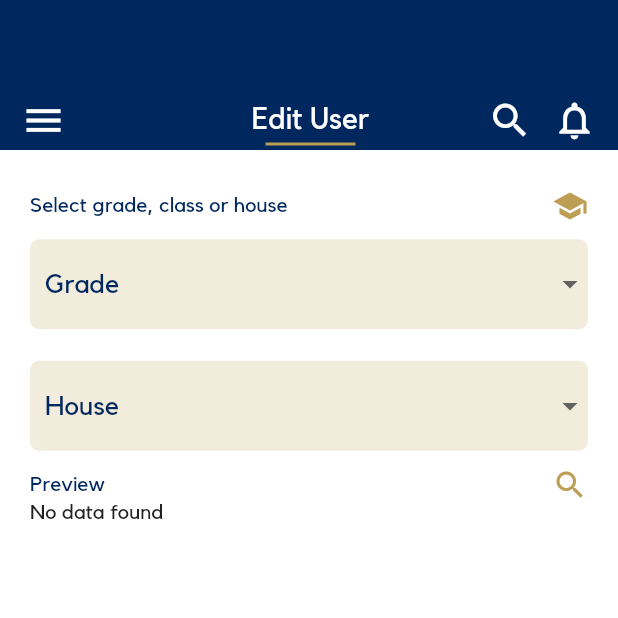
After one commit to Shnifel/Reddam-App, a Flutter app: the TeacherHoursSummaryPage screen opened directly, on a phone screen of 412 x 824 dp, the top half of it. The commit adds this screen. Run offline on Flutter 3.47's test engine with Material 2 defaults, Android fonts, the phone set to English and light mode, and no system bars; our stand-ins replace carousel_slider, cloud_firestore, device_preview, firebase_auth, firebase_core, firebase_messaging and 10 more; missing offline and left inert: dart:ffi, excel, flutter_filter_dialog, primer_progress_bar, syncfusion_flutter_core; accounts and stored records are empty.

Commit message:
Export all data and accept/reject

```diff
--- a/lib/services/teacher_firestore.dart
+++ b/lib/services/teacher_firestore.dart
@@ -61,7 +61,9 @@ class TeacherFirestoreService {
 
   Future<Map<String, Map<String, dynamic>>> aggregateHours(
       {Map<String, Object?> filters = const {},
-      List<String> users = const []}) async {
+      List<String> users = const [],
+      bool splitTimeCollection = false,
+      bool formatAsString = false}) async {
     Query<Object?> query = hoursCollection;
 
     filters.forEach((key, value) => query = query.where(key, isEqualTo: value));
@@ -69,10 +71,16 @@ class TeacherFirestoreService {
 
     QuerySnapshot querySnapshot = await query.get();
 
-    Map<String, Map<String, double>> aggregatedHours = {};
+    Map<String, Map<String, dynamic>> aggregatedHours = {};
 
     for (var user in users) {
-      Map<String, double> hours = {'Active': 0, 'Passive': 0};
+      Map<String, double> hours;
+      if (splitTimeCollection) {
+        hours = {'Active Time': 0, 'Active Collection': 0, 'Passive': 0};
+      } else {
+        hours = {'Active': 0, 'Passive': 0};
+      }
+
       aggregatedHours[user] = hours;
     }
 
@@ -80,9 +88,34 @@ class TeacherFirestoreService {
       Map<String, dynamic> data = doc.data() as Map<String, dynamic>;
       String uid = data['uid'];
       String hours_type = data['hours_type'];
+      if (hours_type == "Active" && splitTimeCollection) {
+        // ignore: prefer_interpolation_to_compose_strings
+        hours_type += " " + data['activity'];
+      }
       aggregatedHours[uid]![hours_type] =
           aggregatedHours[uid]![hours_type]! + data['amount'];
     });
+
+    for (var user in users) {
+      if (splitTimeCollection) {
+        aggregatedHours[user]!['Total'] =
+            aggregatedHours[user]!['Active Time']! +
+                aggregatedHours[user]!['Active Collection']! +
+                aggregatedHours[user]!['Passive']!;
+      } else {
+        aggregatedHours[user]!['Total'] = aggregatedHours[user]!['Active']! +
+            aggregatedHours[user]!['Passive']!;
+      }
+
+      if (formatAsString) {
+        Map<String, dynamic> stringFormatted = {};
+        for (var key in aggregatedHours[user]!.keys) {
+          stringFormatted[key] =
+              (aggregatedHours[user]![key] as double).toString();
+        }
+        aggregatedHours[user] = stringFormatted;
+      }
+    }
 
     return aggregatedHours;
   }
@@ -163,16 +196,18 @@ class TeacherFirestoreService {
 
   // Approve/reject hours for students
   Future<void> validateHours(String hoursID, String uid, bool accepted,
-      {String? rejectionMessage = null}) async {
+      {bool sendNotification = false, String? rejectionMessage = null}) async {
     await hoursCollection.doc(hoursID).update({
       "validated": true,
       "accepted": accepted,
       "rejection_message": rejectionMessage
     });
 
-    NotificationServices.sendNotification(
-        uid, "Hours approval status updated", "",
-        id: hoursID, notificationType: "HOURS");
+    if (sendNotification) {
+      NotificationServices.sendNotification(
+          uid, "Hours approval status updated", "",
+          id: hoursID, notificationType: "HOURS");
+    }
   }
 
   // Log hours in a batch for a list of students
--- a/lib/views/teacherEditUser/teacher_edit_user_panel.dart
+++ b/lib/views/teacherEditUser/teacher_edit_user_panel.dart
@@ -11,9 +11,7 @@ class _TeacherEditUsersPanelPageState extends State<TeacherEditUsersPanelPage> {
   @override
   Widget build(BuildContext context) {
     return Scaffold(
-      appBar: AppBar(
-        backgroundColor: Colors.amber,
-      ),
+      backgroundColor: Colors.white,
     );
   }
 }
--- /dev/null
+++ b/lib/views/teacherHoursSummary/data_summary.dart
@@ -0,0 +1,70 @@
+import 'package:cce_project/styles.dart';
+import 'package:flutter/foundation.dart';
+import 'package:flutter/material.dart';
+
+class DataSummaryTable extends StatefulWidget {
+  final List<Map<String, dynamic>> data;
+
+  const DataSummaryTable(this.data, {super.key});
+
+  @override
+  State<DataSummaryTable> createState() => _DataSummaryTableState();
+}
+
+class _DataSummaryTableState extends State<DataSummaryTable> {
+  final TextStyle labelStyle =
+      const TextStyle(color: secondaryColour, fontSize: 12);
+  final TextStyle valueStyle = const TextStyle(
+      color: primaryColour, fontWeight: FontWeight.bold, fontSize: 12);
+  @override
+  Widget build(BuildContext context) {
+    if (widget.data.isEmpty) {
+      return const Text("No data found");
+    } else {
+      List<String> fields = widget.data[0].keys.toList();
+
+      return SingleChildScrollView(
+          scrollDirection: Axis.horizontal,
+          child: SingleChildScrollView(
+              scrollDirection: Axis.vertical,
+              child: Container(
+                  alignment: Alignment.topLeft,
+                  child: Column(
+                      crossAxisAlignment: CrossAxisAlignment.start,
+                      children: [
+                        DataTable(
+                            border: TableBorder(
+                              horizontalInside:
+                                  BorderSide(color: Colors.black, width: 0.7),
+                              borderRadius: BorderRadius.circular(10),
+                              bottom:
+                                  BorderSide(color: Colors.black, width: 0.7),
+                              top: BorderSide(color: Colors.black, width: 0.7),
+                              left: BorderSide(color: Colors.black, width: 0.7),
+                              right:
+                                  BorderSide(color: Colors.black, width: 0.7),
+                            ),
+                            columns: fields
+                                .map(
+                                  (field) => DataColumn(
+                                      label: Text(
+                                    field,
+                                    style: labelStyle,
+                                  )),
+                                )
+                                .toList(),
+                            rows: widget.data
+                                .map(
+                                  (row) => DataRow(
+                                      cells: fields
+                                          .map(
+                                            (field) => DataCell(Text(row[field],
+                                                style: valueStyle)),
+                                          )
+                                          .toList()),
+                                )
+                                .toList()),
+                      ]))));
+    }
+  }
+}
--- /dev/null
+++ b/lib/views/teacherHoursSummary/teacher_hours_summary_page.dart
@@ -0,0 +1,73 @@
+import 'package:cce_project/arguments/user_info_arguments.dart';
+import 'package:cce_project/views/responsive_layout.dart';
+import 'package:cce_project/services/firestore.dart';
+import 'package:cce_project/styles.dart';
+import 'package:cce_project/views/components/side_menu.dart';
+import 'package:cce_project/views/teacherHoursSummary/teacher_hours_summary_panel.dart';
+import 'package:cce_project/widgets/app_bar_widget.dart';
+import 'package:cloud_firestore/cloud_firestore.dart';
+import 'package:flutter/material.dart';
+import 'package:primer_progress_bar/primer_progress_bar.dart';
+import 'package:cce_project/panel_center/panel_center_page.dart';
+import 'package:cce_project/panel_left/panel_left_page.dart';
+import 'package:cce_project/panel_right/panel_right_page.dart';
+import 'package:cce_project/views/teacherEditUser/teacher_edit_user_panel.dart';
+
+class TeacherHoursSummaryPage extends StatefulWidget {
+  const TeacherHoursSummaryPage({super.key});
+
+  @override
+  _TeacherEdit createState() => _TeacherEdit();
+}
+
+class _TeacherEdit extends State<TeacherHoursSummaryPage> {
+  @override
+  Widget build(BuildContext context) {
+    return Scaffold(
+      appBar: PreferredSize(
+          preferredSize: Size(double.infinity, 100),
+          child: (ResponsiveLayout.isTinyLimit(context) ||
+                  ResponsiveLayout.isTinyHeightLimit(context))
+              ? Container()
+              : AppBarWidget(6)),
+      body: ResponsiveLayout(
+        tiny: Container(),
+        phone: TeacherHoursSummaryPanelPage(),
+        tablet: Row(
+          children: [
+            Expanded(
+              child: PanelLeftPage(),
+            ),
+            Expanded(
+              child: TeacherHoursSummaryPanelPage(),
+            ),
+          ],
+        ),
+        largeTablet: Row(
+          children: [
+            Expanded(
+              child: PanelLeftPage(),
+            ),
+            Expanded(
+              child: TeacherHoursSummaryPanelPage(),
+            ),
+            Expanded(child: PanelRightPage()),
+          ],
+        ),
+        computer: Row(
+          children: [
+            Expanded(
+              child: PanelLeftPage(),
+            ),
+            Expanded(
+              child: TeacherHoursSummaryPanelPage(),
+            ),
+            Expanded(child: PanelRightPage()),
+          ],
+        ),
+      ),
+      drawer: const SideMenu(),
+      backgroundColor: primaryColour.withOpacity(0.9),
+    );
+  }
+}
--- /dev/null
+++ b/lib/views/teacherHoursSummary/teacher_hours_summary_panel.dart
@@ -0,0 +1,297 @@
+import 'dart:io';
+
+import 'package:cce_project/helpers/dropdown_helpers.dart';
+import 'package:cce_project/services/data_export.dart';
+import 'package:cce_project/services/teacher_firestore.dart';
+import 'package:cce_project/styles.dart';
+import 'package:cce_project/views/teacherHoursSummary/data_summary.dart';
+import 'package:flutter/material.dart';
+import 'package:path_provider/path_provider.dart';
+
+class TeacherHoursSummaryPanelPage extends StatefulWidget {
+  @override
+  _TeacherHoursSummaryPanelPageState createState() =>
+      _TeacherHoursSummaryPanelPageState();
+}
+
+class _TeacherHoursSummaryPanelPageState
+    extends State<TeacherHoursSummaryPanelPage> {
+  TeacherFirestoreService firestoreService = TeacherFirestoreService();
+  List<Map<String, dynamic>> studentList = [];
+  Map<String, Map<String, dynamic>> aggregatedHours = {};
+  List<Map<String, dynamic>> displayData = [];
+  bool _dataLoading = false;
+  bool _fileDownloading = false;
+  String? _grade;
+  String? _class;
+  String? _house;
+
+  Future<void> loadData() async {
+    setState(() {
+      _dataLoading = true;
+    });
+
+    // No grade selected - return
+    if (_grade == null && _house == null) {
+      setState(() {
+        _dataLoading = false;
+      });
+      return;
+    }
+
+    // Apply all filters for retrieving data
+    Map<String, Object?> filters = {};
+
+    filters['grade'] = _grade;
+    if (_class != null) {
+      filters['class'] = _class;
+    }
+    if (_house != null) {
+      filters['house'] = _house;
+    }
+
+    // Load data
+    await TeacherFirestoreService()
+        .getStudents(filters: filters)
+        .then((data) => setState(
+              () {
+                studentList = data;
+                List<String> users =
+                    studentList.map((e) => e['id'] as String).toList();
+                Map<String, Map<String, dynamic>> aggregatedHours;
+                firestoreService
+                    .aggregateHours(
+                        users: users,
+                        splitTimeCollection: true,
+                        formatAsString: true)
+                    .then((value) {
+                  setState(() {
+                    aggregatedHours = value;
+                    displayData = studentList
+                        .map((student) => {
+                              'Last name': student['lastName'],
+                              'First name': student['firstName'],
+                              'Grade': student['grade'] + student['class'],
+                              'House': student['house'],
+                              ...aggregatedHours[student['id']]!,
+                            })
+                        .toList();
+                    _dataLoading = false;
+                  });
+                });
+              },
+            ));
+  }
+
+  @override
+  void initState() {
+    super.initState();
+  }
+
+  @override
+  Widget build(BuildContext context) {
+    return Scaffold(
+        backgroundColor: Colors.white,
+        body: Padding(
+            padding: const EdgeInsets.only(right: 20, left: 20, top: 25),
+            child: ListView(children: [
+              Row(
+                mainAxisAlignment: MainAxisAlignment.spaceBetween,
+                children: <Widget>[
+                  Expanded(
+                      flex: 0,
+                      child: Text('Select grade, class or house',
+                          style: loginPageText.copyWith(
+                              fontSize: 14, color: primaryColour))),
+                  Container(
+                    child: const Icon(
+                      Icons.school,
+                      color: secondaryColour,
+                    ),
+                  )
+                ],
+              ),
+              Row(children: [
+                Flexible(
+                    child: Container(
+                        margin: const EdgeInsets.only(top: 10.5, bottom: 10.5),
+                        alignment: Alignment.centerLeft,
+                        decoration: BoxDecoration(
+                          color: secondaryColour.withOpacity(0.2),
+                          borderRadius: BorderRadius.circular(6),
+                        ),
+                        height: 60,
+                        child: Material(
+                          color: Colors.transparent,
+                          child: DropdownButtonFormField(
+                            value: _grade,
+                            items: DropdownListHelper.grades,
+                            onChanged: (value) async {
+                              setState(() {
+                                _grade = value;
+                                _class = null;
+                              });
+                              await loadData();
+                            },
+                            validator: (value) {
+                              if (value == null) {
+                                return "Please enter the grade";
+                              }
+
+                              return null;
+                            },
+                            decoration: const InputDecoration(
+                                border: InputBorder.none,
+                                contentPadding: EdgeInsets.symmetric(
+                                    vertical: 10, horizontal: 10),
+                                labelText: "Grade",
+                                labelStyle: loginPageText),
+                          ),
+                        ))),
+                if (_grade != null)
+                  Flexible(
+                      child: Container(
+                          margin: const EdgeInsets.only(
+                              top: 10.5, bottom: 10.5, left: 10.5),
+                          alignment: Alignment.centerLeft,
+                          decoration: BoxDecoration(
+                            color: secondaryColour.withOpacity(0.2),
+                            borderRadius: BorderRadius.circular(6),
+                          ),
+                          height: 60,
+                          child: Material(
+                            color: Colors.transparent,
+                            child: DropdownButtonFormField(
+                              value: _class,
+                              items: DropdownListHelper.classes,
+                              onChanged: (value) async {
+                                setState(() {
+                                  _class = value;
+                                });
+                                await loadData();
+                              },
+                              validator: (value) {
+                                return null;
+                              },
+                              decoration: const InputDecoration(
+                                  border: InputBorder.none,
+                                  contentPadding: EdgeInsets.symmetric(
+                                      vertical: 10, horizontal: 10),
+                                  labelText: "Class",
+                                  labelStyle: loginPageText),
+                            ),
+                          ))),
+              ]),
+              Container(
+                  margin: const EdgeInsets.only(top: 10.5, bottom: 10.5),
+                  alignment: Alignment.centerLeft,
+                  decoration: BoxDecoration(
+                    color: secondaryColour.withOpacity(0.2),
+                    borderRadius: BorderRadius.circular(6),
+                  ),
+                  height: 60,
+                  child: Material(
+                    color: Colors.transparent,
+                    child: DropdownButtonFormField(
+                      value: _house,
+                      items: DropdownListHelper.houses,
+                      onChanged: (value) async {
+                        setState(() {
+                          _house = value;
+                        });
+                        await loadData();
+                      },
+                      validator: (value) {
+                        return null;
+                      },
+                      decoration: const InputDecoration(
+                          border: InputBorder.none,
+                          contentPadding: EdgeInsets.symmetric(
+                              vertical: 10, horizontal: 10),
+                          labelText: "House",
+                          labelStyle: loginPageText),
+                    ),
+                  )),
+              if (displayData.isNotEmpty && !_dataLoading)
+                Container(
+                  height: 75,
+                  padding: const EdgeInsets.only(bottom: 20, top: 20),
+                  child: FilledButton(
+                      style: FilledButton.styleFrom(
+                        shape: RoundedRectangleBorder(
+                          borderRadius: BorderRadius.circular(
+                              0.0), // Adjust the radius here
+                        ),
+                        backgroundColor: Colors.white,
+                        side: const BorderSide(
+                          color: primaryColour,
+                          width: 0,
+                        ),
+                      ),
+                      onPressed: () async {
+                        String filePath =
+                            await DataExporter(displayData).writeExcel();
+
+                        final file = File(filePath);
+
+                        if (await file.exists()) {
+                          // Provide a way to download the file
+                          print(
+                              '${(await getDownloadsDirectory())!.path}/data.xlsx');
+                          await file.copy(
+                              '${(await getDownloadsDirectory())!.path}/data.xlsx');
+                          ScaffoldMessenger.of(context).showSnackBar(
+                            const SnackBar(
+                                content: Text('File downloaded successfully')),
+                          );
+                        } else {
+                          ScaffoldMessenger.of(context).showSnackBar(
+                            const SnackBar(
+                                content: Text('Error generating file')),
+                          );
+                        }
+                      },
+                      child: Row(
+                          mainAxisAlignment: MainAxisAlignment.start,
+                          children: [
+                            const Icon(Icons.download, color: Colors.black),
+                            Text('Export as Excel spreadsheet',
+                                style: loginPageText.copyWith(
+                                  fontSize: 15,
+                                  color: Colors.black,
+                                )),
+                            const SizedBox(
+                              width: 10,
+                            ),
+                          ])),
+                ),
+              Row(
+                mainAxisAlignment: MainAxisAlignment.spaceBetween,
+                children: <Widget>[
+                  Expanded(
+                      flex: 0,
+                      child: Text('Preview',
+                          style: loginPageText.copyWith(
+                              fontSize: 14, color: primaryColour))),
+                  Container(
+                    child: const Icon(
+                      Icons.search,
+                      color: secondaryColour,
+                    ),
+                  )
+                ],
+              ),
+              if (_dataLoading)
+                const Row(
+                  mainAxisAlignment: MainAxisAlignment.center,
+                  children: [
+                    CircularProgressIndicator(
+                      color: primaryColour,
+                    )
+                  ],
+                )
+              else
+                DataSummaryTable(displayData),
+            ])));
+  }
+}
--- a/lib/widgets/app_bar_widget.dart
+++ b/lib/widgets/app_bar_widget.dart
@@ -2,7 +2,18 @@ import 'package:cce_project/styles.dart';
 import 'package:cce_project/views/responsive_layout.dart';
 import 'package:flutter/material.dart';
 
-List<String> _buttonNames = ["Home", "Settings", "Notifications", "Statistics", "Timetable", "Log Hours", "Edit User", "Users", "Logout"];
+List<String> _buttonNames = [
+  "Home",
+  "Settings",
+  "Notifications",
+  "Statistics",
+  "Timetable",
+  "Log Hours",
+  "Edit User",
+  "Users",
+  "Hours summary",
+  "Logout"
+];
 int _currentSelectedButton2 = 0;
 
 class AppBarWidget extends StatefulWidget {
@@ -11,7 +22,8 @@ class AppBarWidget extends StatefulWidget {
   AppBarWidget(this._currentSelectedButton);
 
   @override
-  _AppBarWidgetState createState() => _AppBarWidgetState(_currentSelectedButton);
+  _AppBarWidgetState createState() =>
+      _AppBarWidgetState(_currentSelectedButton);
 }
 
 class _AppBarWidgetState extends State<AppBarWidget> {
@@ -118,10 +130,7 @@ class _AppBarWidgetState extends State<AppBarWidget> {
                 children: [
                   Text(
                     _buttonNames[_currentSelectedButton],
-                    style: const TextStyle(
-                      color: Colors.white,
-                      fontSize: 20
-                    ),
+                    style: const TextStyle(color: Colors.white, fontSize: 20),
                   ),
                   Container(
                     margin: EdgeInsets.all(10.0 / 2),
--- a/lib/widgets/hours_log.dart
+++ b/lib/widgets/hours_log.dart
@@ -90,6 +90,7 @@ class _HoursLogInfoState extends State<HoursLogInfo> {
               ]),
           ],
         ),
+        if (evidence.isNotEmpty)
           DataTable(
               headingRowHeight: 0,
               dataRowMaxHeight: 120.0 * evidence.length,
@@ -114,8 +115,8 @@ class _HoursLogInfoState extends State<HoursLogInfo> {
                             (image) => ClipRRect(
                               child: Image.network(
                                 image,
-                              loadingBuilder:
-                                  (context, child, loadingProgress) =>
+                                loadingBuilder: (context, child,
+                                        loadingProgress) =>
                                     (loadingProgress == null)
                                         ? child
                                         : CircularProgressIndicator(),
--- a/pubspec.yaml
+++ b/pubspec.yaml
@@ -53,6 +53,9 @@ dependencies:
   dots_indicator: ^3.0.0
   syncfusion_flutter_datagrid: ^23.1.43
   syncfusion_flutter_core: ^23.1.43
+  excel: ^3.0.0
+  path_provider: ^2.1.1
+  pdf: ^3.10.6
 
 dev_dependencies:
   flutter_test:
```
Also changed, not shown: lib/services/data_export.dart (added, +86 -0 lines), lib/views/components/side_menu.dart (+16 -4 lines), lib/views/student_home_page.dart (+5 -6 lines), lib/views/teacherNotifications/student_log.dart (+79 -16 lines), lib/views/teacherNotifications/teacher_notifications_panel.dart (+8 -1 lines), pubspec.lock, 4 other files. Lines whose indentation alone changed are shown as unchanged.
